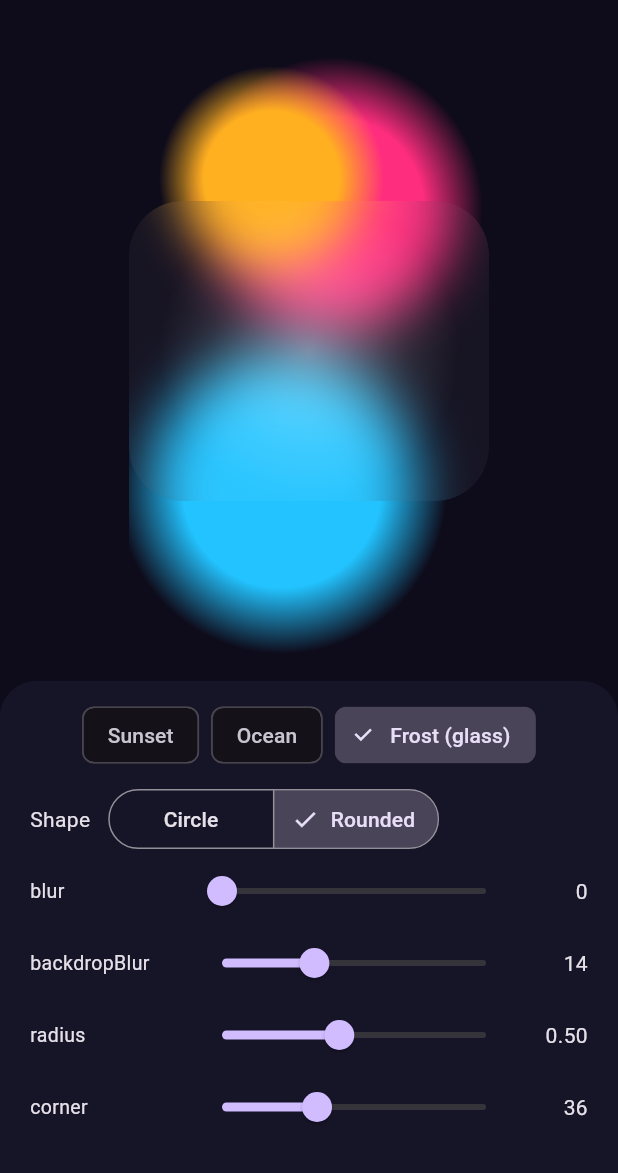
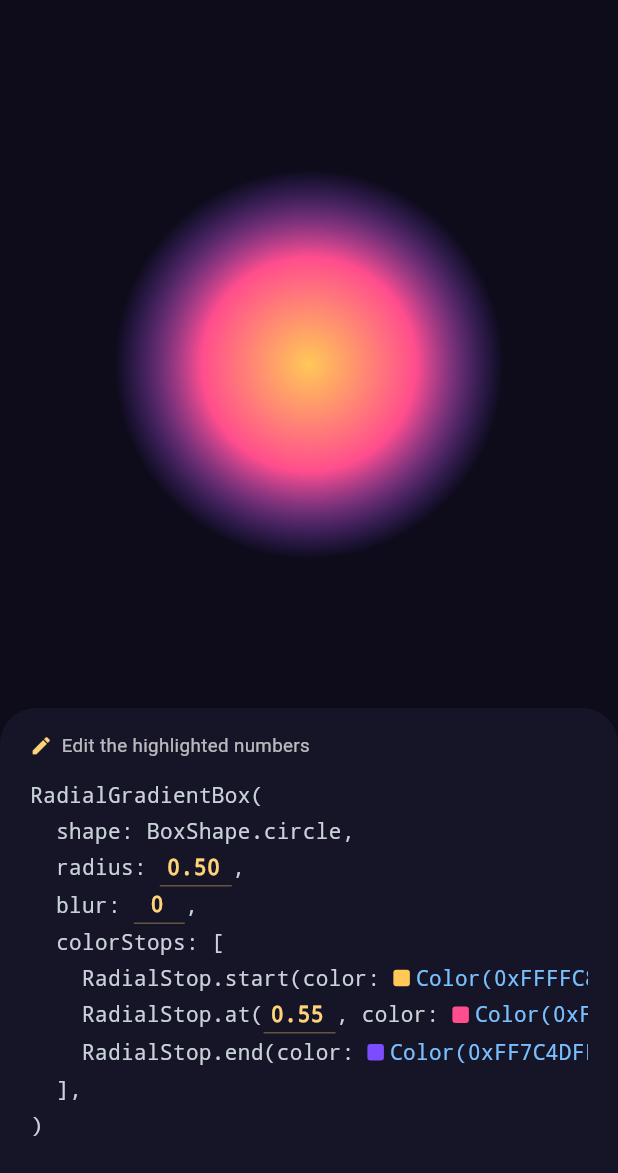
Before and after one commit to keepYaoung/easy-radial-gradient, a Flutter app: the screen it shows after launch, on a phone screen of 412 x 824 dp, the part 63-1236 px from its top. Run offline on Flutter 3.47's test engine with Material 3 defaults, Android fonts, the phone set to English and light mode, and no system bars.

Commit message:
Replace example with a live code editor (single circle)
The demo now shows an editable RadialGradientBox snippet — only the numeric
literals are editable (amber), updating one radial-gradient circle live.
Frosted glass is no longer the focus.

Co-Authored-By: Claude Opus 4.8 <noreply@anthropic.com>

```diff
--- a/example/lib/main.dart
+++ b/example/lib/main.dart
@@ -14,66 +14,46 @@ class ExampleApp extends StatelessWidget {
       theme: ThemeData.dark(
         useMaterial3: true,
       ).copyWith(scaffoldBackgroundColor: const Color(0xFF0E0B1A)),
-      home: const PlaygroundPage(),
+      home: const LiveEditorPage(),
     );
   }
 }
 
-/// A color preset: a label and its list of [RadialStop]s.
-class _Preset {
-  const _Preset(this.label, this.stops);
-  final String label;
-  final List<RadialStop> stops;
+/// A tiny "edit the numbers in the code" demo: a single radial-gradient circle
+/// whose source is shown as an editable snippet. Only the numeric literals are
+/// editable (highlighted in amber); everything updates live.
+class LiveEditorPage extends StatefulWidget {
+  const LiveEditorPage({super.key});
+
+  @override
+  State<LiveEditorPage> createState() => _LiveEditorPageState();
 }
 
-const _presets = <_Preset>[
-  _Preset('Sunset', [
-    RadialStop.start(color: Color(0xFFFFF1C2)),
-    RadialStop.at(0.35, color: Color(0xFFFFC857)),
-    RadialStop.at(0.7, color: Color(0xFFFF4D8D)),
-    RadialStop.end(color: Color(0xFFFF4D8D), opacity: 0.0),
-  ]),
-  _Preset('Ocean', [
-    RadialStop.start(color: Color(0xFF8AF0FF)),
-    RadialStop.at(0.5, color: Color(0xFF4DD0FF)),
-    RadialStop.at(0.8, color: Color(0xFF7C4DFF)),
-    RadialStop.end(color: Color(0xFF7C4DFF), opacity: 0.0),
-  ]),
-  _Preset('Frost (glass)', [
-    RadialStop.start(color: Color(0xFFFFFFFF), opacity: 0.34),
-    RadialStop.at(0.65, color: Color(0xFFFFFFFF), opacity: 0.12),
-    RadialStop.end(color: Color(0xFFFFFFFF), opacity: 0.04),
-  ]),
-];
+class _LiveEditorPageState extends State<LiveEditorPage> {
+  double _radius = 0.5;
+  double _blur = 0;
+  double _midPos = 0.55;
+  double _midOpacity = 1.0;
+  double _endOpacity = 0.0;
 
-class PlaygroundPage extends StatefulWidget {
-  const PlaygroundPage({super.key});
-
-  @override
-  State<PlaygroundPage> createState() => _PlaygroundPageState();
-}
-
-class _PlaygroundPageState extends State<PlaygroundPage> {
-  double _blur = 0;
-  double _backdropBlur = 14;
-  double _radius = 0.5;
-  double _corner = 36;
-  bool _isCircle = false;
-  int _presetIndex = 2; // Frost — shows backdrop blur nicely.
+  static const _c0 = Color(0xFFFFC857); // start  (gold)
+  static const _c1 = Color(0xFFFF4D8D); // middle (pink)
+  static const _c2 = Color(0xFF7C4DFF); // end    (violet)
 
   @override
   Widget build(BuildContext context) {
-    final preset = _presets[_presetIndex];
-
-    final box = RadialGradientBox(
-      width: 240,
-      height: _isCircle ? 240 : 200,
+    final preview = Center(
+      child: RadialGradientBox(
+        width: 260,
+        height: 260,
         radius: _radius,
         blur: _blur,
-      backdropBlur: _backdropBlur,
-      shape: _isCircle ? BoxShape.circle : BoxShape.rectangle,
-      borderRadius: _isCircle ? null : BorderRadius.circular(_corner),
-      colorStops: preset.stops,
+        colorStops: [
+          RadialStop.start(color: _c0),
+          RadialStop.at(_midPos, color: _c1, opacity: _midOpacity),
+          RadialStop.end(color: _c2, opacity: _endOpacity),
+        ],
+      ),
     );
 
     return Scaffold(
@@ -82,146 +62,235 @@ class _PlaygroundPageState extends State<PlaygroundPage> {
         backgroundColor: Colors.transparent,
       ),
       body: SafeArea(
-        child: Column(
+        child: LayoutBuilder(
+          builder: (context, constraints) {
+            final wide = constraints.maxWidth > 760;
+            if (wide) {
+              return Row(
+                crossAxisAlignment: CrossAxisAlignment.stretch,
                 children: [
-            // Live preview, with colorful blobs behind so backdrop blur shows.
-            Expanded(
-              child: Stack(
-                alignment: Alignment.center,
+                  Expanded(child: preview),
+                  SizedBox(width: 420, child: _editorPanel()),
+                ],
+              );
+            }
+            return Column(
               children: [
-                  const Positioned(
-                    left: 36,
-                    top: 24,
-                    child: _Blob(0xFFFF2D7E, 200),
-                  ),
-                  const Positioned(
-                    right: 28,
-                    bottom: 18,
-                    child: _Blob(0xFF22C3FF, 220),
-                  ),
-                  const Positioned(
-                    right: 70,
-                    top: 30,
-                    child: _Blob(0xFFFFB020, 150),
-                  ),
-                  box,
+                Expanded(child: preview),
+                _editorPanel(),
               ],
+            );
+          },
         ),
       ),
+    );
+  }
 
-            // Controls.
-            Container(
-              padding: const EdgeInsets.fromLTRB(20, 12, 20, 20),
+  Widget _editorPanel() {
+    return Container(
+      width: double.infinity,
+      padding: const EdgeInsets.fromLTRB(20, 16, 20, 20),
       decoration: const BoxDecoration(
         color: Color(0xFF161427),
         borderRadius: BorderRadius.vertical(top: Radius.circular(24)),
       ),
       child: Column(
         mainAxisSize: MainAxisSize.min,
+        crossAxisAlignment: CrossAxisAlignment.start,
         children: [
-                  Wrap(
-                    spacing: 8,
-                    children: [
-                      for (var i = 0; i < _presets.length; i++)
-                        ChoiceChip(
-                          label: Text(_presets[i].label),
-                          selected: _presetIndex == i,
-                          onSelected: (_) => setState(() => _presetIndex = i),
-                        ),
-                    ],
-                  ),
-                  const SizedBox(height: 8),
           Row(
             children: [
-                      const Text('Shape'),
-                      const SizedBox(width: 12),
-                      SegmentedButton<bool>(
-                        segments: const [
-                          ButtonSegment(value: true, label: Text('Circle')),
-                          ButtonSegment(value: false, label: Text('Rounded')),
-                        ],
-                        selected: {_isCircle},
-                        onSelectionChanged: (s) =>
-                            setState(() => _isCircle = s.first),
-                      ),
-                    ],
-                  ),
-                  _slider('blur', _blur, 0, 40, (v) => _blur = v),
-                  _slider(
-                    'backdropBlur',
-                    _backdropBlur,
-                    0,
-                    40,
-                    (v) => _backdropBlur = v,
-                  ),
-                  _slider('radius', _radius, 0.1, 1.0, (v) => _radius = v),
-                  if (!_isCircle)
-                    _slider('corner', _corner, 0, 100, (v) => _corner = v),
-                ],
+              const Icon(Icons.edit, size: 15, color: Color(0xFFFFD479)),
+              const SizedBox(width: 6),
+              Text(
+                'Edit the highlighted numbers',
+                style: TextStyle(
+                  fontSize: 12.5,
+                  color: Colors.white.withValues(alpha: 0.7),
                 ),
               ),
             ],
           ),
+          const SizedBox(height: 12),
+          SingleChildScrollView(
+            scrollDirection: Axis.horizontal,
+            child: _codeBlock(),
+          ),
+        ],
       ),
     );
   }
 
-  Widget _slider(
-    String label,
-    double value,
-    double min,
-    double max,
-    ValueChanged<double> onChanged,
-  ) {
+  // --- editable code snippet ---------------------------------------------
+
+  static const _mono = TextStyle(
+    fontFamily: 'monospace',
+    fontSize: 14,
+    height: 1.7,
+    color: Color(0xFFC9D1D9),
+  );
+
+  Widget _codeBlock() {
+    return Column(
+      crossAxisAlignment: CrossAxisAlignment.start,
+      children: [
+        const Text('RadialGradientBox(', style: _mono),
+        const Text('  shape: BoxShape.circle,', style: _mono),
+        _line([
+          const Text('  radius: ', style: _mono),
+          _num(_radius, 0, 1.5, 2, (v) => _radius = v),
+          const Text(',', style: _mono),
+        ]),
+        _line([
+          const Text('  blur: ', style: _mono),
+          _num(_blur, 0, 40, 0, (v) => _blur = v),
+          const Text(',', style: _mono),
+        ]),
+        const Text('  colorStops: [', style: _mono),
+        _codeColorLine('    RadialStop.start(color: ', _c0, '),'),
+        _line([
+          const Text('    RadialStop.at(', style: _mono),
+          _num(_midPos, 0, 1, 2, (v) => _midPos = v),
+          const Text(', color: ', style: _mono),
+          _swatch(_c1),
+          const Text(', opacity: ', style: _mono),
+          _num(_midOpacity, 0, 1, 2, (v) => _midOpacity = v),
+          const Text('),', style: _mono),
+        ]),
+        _line([
+          const Text('    RadialStop.end(color: ', style: _mono),
+          _swatch(_c2),
+          const Text(', opacity: ', style: _mono),
+          _num(_endOpacity, 0, 1, 2, (v) => _endOpacity = v),
+          const Text('),', style: _mono),
+        ]),
+        const Text('  ],', style: _mono),
+        const Text(')', style: _mono),
+      ],
+    );
+  }
+
+  Widget _codeColorLine(String prefix, Color color, String suffix) {
+    return _line([
+      Text(prefix, style: _mono),
+      _swatch(color),
+      Text(suffix, style: _mono),
+    ]);
+  }
+
+  Widget _line(List<Widget> children) {
     return Row(
+      mainAxisSize: MainAxisSize.min,
+      crossAxisAlignment: CrossAxisAlignment.center,
+      children: children,
+    );
+  }
+
+  /// A non-editable color literal with a small swatch, e.g. `Color(0xFFFF4D8D)`.
+  Widget _swatch(Color color) {
+    final hex = color
+        .toARGB32()
+        .toRadixString(16)
+        .toUpperCase()
+        .padLeft(8, '0');
+    return Row(
+      mainAxisSize: MainAxisSize.min,
       children: [
-        SizedBox(
-          width: 104,
-          child: Text(label, style: const TextStyle(fontSize: 13)),
-        ),
-        Expanded(
-          child: Slider(
-            value: value,
-            min: min,
-            max: max,
-            onChanged: (v) => setState(() => onChanged(v)),
+        Container(
+          width: 11,
+          height: 11,
+          margin: const EdgeInsets.only(right: 4),
+          decoration: BoxDecoration(
+            color: color,
+            borderRadius: BorderRadius.circular(2),
           ),
         ),
-        SizedBox(
-          width: 44,
-          child: Text(
-            value.toStringAsFixed(max <= 1 ? 2 : 0),
-            textAlign: TextAlign.end,
-            style: const TextStyle(
-              fontFeatures: [FontFeature.tabularFigures()],
-            ),
-          ),
+        Text(
+          'Color(0x$hex)',
+          style: _mono.copyWith(color: const Color(0xFF79C0FF)),
         ),
       ],
     );
   }
+
+  Widget _num(
+    double value,
+    double min,
+    double max,
+    int decimals,
+    ValueChanged<double> onChanged,
+  ) {
+    return _NumberField(
+      value: value,
+      min: min,
+      max: max,
+      decimals: decimals,
+      onChanged: (v) => setState(() => onChanged(v)),
+    );
+  }
 }
 
-class _Blob extends StatelessWidget {
-  const _Blob(this.color, this.size);
+/// An inline, editable numeric literal rendered in amber to signal "editable".
+class _NumberField extends StatefulWidget {
+  const _NumberField({
+    required this.value,
+    required this.min,
+    required this.max,
+    required this.decimals,
+    required this.onChanged,
+  });
 
-  final int color;
-  final double size;
+  final double value;
+  final double min;
+  final double max;
+  final int decimals;
+  final ValueChanged<double> onChanged;
+
+  @override
+  State<_NumberField> createState() => _NumberFieldState();
+}
+
+class _NumberFieldState extends State<_NumberField> {
+  late final TextEditingController _controller = TextEditingController(
+    text: widget.value.toStringAsFixed(widget.decimals),
+  );
+
+  @override
+  void dispose() {
+    _controller.dispose();
+    super.dispose();
+  }
 
   @override
   Widget build(BuildContext context) {
-    return Container(
-      width: size,
-      height: size,
-      decoration: BoxDecoration(
-        shape: BoxShape.circle,
-        gradient: EasyRadialGradient(
-          colorStops: [
-            RadialStop.start(color: Color(color)),
-            RadialStop.at(0.6, color: Color(color)),
-            RadialStop.end(color: Color(color), opacity: 0.0),
-          ],
+    return SizedBox(
+      width: widget.decimals == 0 ? 34 : 48,
+      child: TextField(
+        controller: _controller,
+        keyboardType: const TextInputType.numberWithOptions(decimal: true),
+        textAlign: TextAlign.center,
+        cursorColor: const Color(0xFFFFD479),
+        style: const TextStyle(
+          fontFamily: 'monospace',
+          fontSize: 14,
+          fontWeight: FontWeight.w700,
+          color: Color(0xFFFFD479),
         ),
+        decoration: const InputDecoration(
+          isDense: true,
+          contentPadding: EdgeInsets.symmetric(vertical: 2),
+          enabledBorder: UnderlineInputBorder(
+            borderSide: BorderSide(color: Color(0x55FFD479)),
+          ),
+          focusedBorder: UnderlineInputBorder(
+            borderSide: BorderSide(color: Color(0xFFFFD479)),
+          ),
+        ),
+        onChanged: (text) {
+          final parsed = double.tryParse(text);
+          if (parsed == null) return;
+          widget.onChanged(parsed.clamp(widget.min, widget.max));
+        },
       ),
     );
   }
```
Also changed, not shown: 2 other files. Lines whose indentation alone changed are shown as unchanged.
